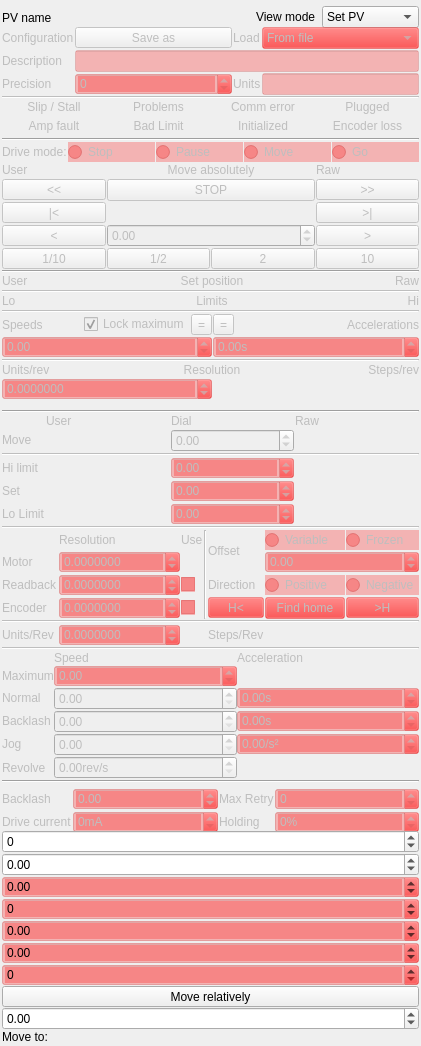
Above: qcamotorgui/qcamotorgui-setup.ui from AustralianSynchrotron/motorcontrol before the change. Below: the same form after it.
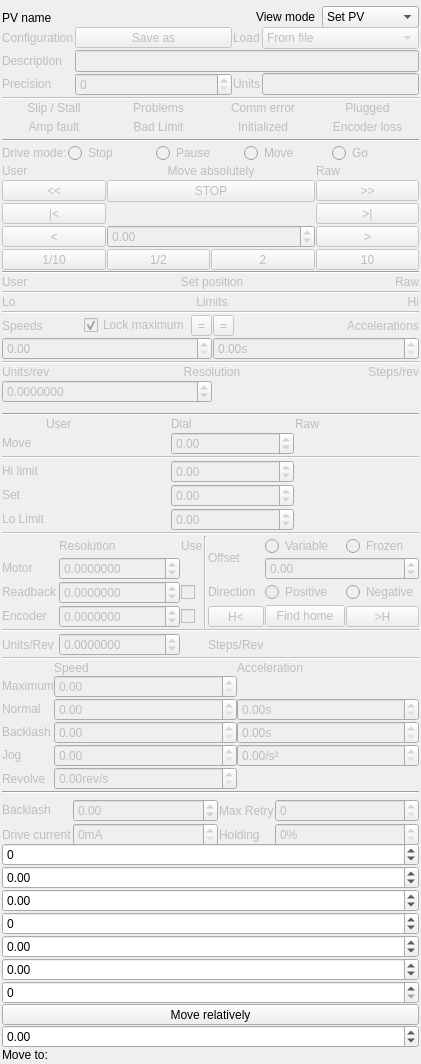
That is the form after the change. Custom widgets are drawn as their Qt base class.

```diff
--- a/qcamotorgui/qcamotorgui-setup.ui
+++ b/qcamotorgui/qcamotorgui-setup.ui
@@ -391,9 +391,6 @@
         <property name="toolTip">
          <string>Precsision</string>
         </property>
-        <property name="styleSheet">
-         <string notr="true">background-color: rgba(255, 0, 0,64);</string>
-        </property>
         <property name="keyboardTracking">
          <bool>false</bool>
         </property>
@@ -426,9 +423,6 @@
         <property name="toolTip">
          <string>Description / name to be used in the main interface window</string>
         </property>
-        <property name="styleSheet">
-         <string notr="true">background-color: rgba(255, 0, 0,64);</string>
-        </property>
         <property name="text">
          <string/>
         </property>
@@ -436,9 +430,6 @@
       </item>
       <item row="0" column="3">
        <widget class="QComboBox" name="loadConfig">
-        <property name="styleSheet">
-         <string notr="true">background-color: rgba(255, 0, 0,64);</string>
-        </property>
         <item>
          <property name="text">
           <string>From file</string>
@@ -464,9 +455,6 @@
         <property name="toolTip">
          <string>Units</string>
         </property>
-        <property name="styleSheet">
-         <string notr="true">background-color: rgba(255, 0, 0,64);</string>
-        </property>
        </widget>
       </item>
       <item row="3" column="0" colspan="4">
@@ -549,9 +537,6 @@
         <property name="toolTip">
          <string>Stop the motor and forget the destination. The motor will not move while in this mode.</string>
         </property>
-        <property name="styleSheet">
-         <string notr="true">background-color: rgba(255, 0, 0,64);</string>
-        </property>
         <property name="text">
          <string>Stop</string>
         </property>
@@ -571,9 +556,6 @@
         <property name="toolTip">
          <string>Stops the motion, but does not reset the destination: you can continue going switching to &quot;Move&quot; or &quot;Go&quot; modes. The motor will not move while in this mode.</string>
         </property>
-        <property name="styleSheet">
-         <string notr="true">background-color: rgba(255, 0, 0,64);</string>
-        </property>
         <property name="text">
          <string>Pause</string>
         </property>
@@ -593,9 +575,6 @@
         <property name="toolTip">
          <string>The motor will reset to &quot;Pause&quot; when a motion completes. This behavior supports users who want a motor to sit still until they say &quot;Move&quot;, no matter what changes occur in the drive fields.</string>
         </property>
-        <property name="styleSheet">
-         <string notr="true">background-color: rgba(255, 0, 0,64);</string>
-        </property>
         <property name="text">
          <string>Move</string>
         </property>
@@ -615,9 +594,6 @@
         <property name="toolTip">
          <string>Normal motion mode.</string>
         </property>
-        <property name="styleSheet">
-         <string notr="true">background-color: rgba(255, 0, 0,64);</string>
-        </property>
         <property name="text">
          <string>Go</string>
         </property>
@@ -1261,9 +1237,6 @@
         <property name="toolTip">
          <string>Normal acceleration (seconds to speed)</string>
         </property>
-        <property name="styleSheet">
-         <string notr="true">background-color: rgba(255, 0, 0,64);</string>
-        </property>
         <property name="keyboardTracking">
          <bool>false</bool>
         </property>
@@ -1286,9 +1259,6 @@
         <property name="toolTip">
          <string>Normal speed</string>
         </property>
-        <property name="styleSheet">
-         <string notr="true">background-color: rgba(255, 0, 0,64);</string>
-        </property>
         <property name="keyboardTracking">
          <bool>false</bool>
         </property>
@@ -1336,9 +1306,6 @@
         <property name="toolTip">
          <string>Units per revolution</string>
         </property>
-        <property name="styleSheet">
-         <string notr="true">background-color: rgba(255, 0, 0,64);</string>
-        </property>
         <property name="decimals">
          <number>7</number>
         </property>
@@ -1701,9 +1668,6 @@
            <property name="toolTip">
             <string>Hi limit in dial coordinates</string>
            </property>
-           <property name="styleSheet">
-            <string notr="true">background-color: rgba(255, 0, 0,64);</string>
-           </property>
            <property name="keyboardTracking">
             <bool>false</bool>
            </property>
@@ -1726,9 +1690,6 @@
            <property name="toolTip">
             <string>Set position in dial coordinates (does not move the motor)</string>
            </property>
-           <property name="styleSheet">
-            <string notr="true">background-color: rgba(255, 0, 0,64);</string>
-           </property>
            <property name="keyboardTracking">
             <bool>false</bool>
            </property>
@@ -1751,9 +1712,6 @@
            <property name="toolTip">
             <string>Lo limit in dial coordinates</string>
            </property>
-           <property name="styleSheet">
-            <string notr="true">background-color: rgba(255, 0, 0,64);</string>
-           </property>
            <property name="keyboardTracking">
             <bool>false</bool>
            </property>
@@ -2009,9 +1967,6 @@
            <property name="toolTip">
             <string>Offset (difference between dial and user coordinates)</string>
            </property>
-           <property name="styleSheet">
-            <string notr="true">background-color: rgba(255, 0, 0,64);</string>
-           </property>
            <property name="keyboardTracking">
             <bool>false</bool>
            </property>
@@ -2047,9 +2002,6 @@
            <property name="toolTip">
             <string>Frozen offset</string>
            </property>
-           <property name="styleSheet">
-            <string notr="true">background-color: rgba(255, 0, 0,64);</string>
-           </property>
            <property name="text">
             <string>Frozen</string>
            </property>
@@ -2095,9 +2047,6 @@
            <property name="toolTip">
             <string>Set motor resolution (travel distance per raw step)</string>
            </property>
-           <property name="styleSheet">
-            <string notr="true">background-color: rgba(255, 0, 0,64);</string>
-           </property>
            <property name="keyboardTracking">
             <bool>false</bool>
            </property>
@@ -2143,9 +2092,6 @@
            <property name="toolTip">
             <string>Set encoder resolution</string>
            </property>
-           <property name="styleSheet">
-            <string notr="true">background-color: rgba(255, 0, 0,64);</string>
-           </property>
            <property name="keyboardTracking">
             <bool>false</bool>
            </property>
@@ -2184,9 +2130,6 @@
            <property name="toolTip">
             <string>Use encoder if present</string>
            </property>
-           <property name="styleSheet">
-            <string notr="true">background-color: rgba(255, 0, 0,64);</string>
-           </property>
            <property name="text">
             <string/>
            </property>
@@ -2210,9 +2153,6 @@
            <property name="toolTip">
             <string>Negative user direction</string>
            </property>
-           <property name="styleSheet">
-            <string notr="true">background-color: rgba(255, 0, 0,64);</string>
-           </property>
            <property name="text">
             <string>Negative</string>
            </property>
@@ -2232,9 +2172,6 @@
            <property name="toolTip">
             <string>Positive user direction</string>
            </property>
-           <property name="styleSheet">
-            <string notr="true">background-color: rgba(255, 0, 0,64);</string>
-           </property>
            <property name="text">
             <string>Positive</string>
            </property>
@@ -2261,9 +2198,6 @@
            <property name="toolTip">
             <string>Variable offset</string>
            </property>
-           <property name="styleSheet">
-            <string notr="true">background-color: rgba(255, 0, 0,64);</string>
-           </property>
            <property name="text">
             <string>Variable</string>
            </property>
@@ -2283,9 +2217,6 @@
            <property name="toolTip">
             <string>Set readback resolution</string>
            </property>
-           <property name="styleSheet">
-            <string notr="true">background-color: rgba(255, 0, 0,64);</string>
-           </property>
            <property name="keyboardTracking">
             <bool>false</bool>
            </property>
@@ -2337,9 +2268,6 @@
            <property name="toolTip">
             <string>Use &quot;readback location&quot; link if present</string>
            </property>
-           <property name="styleSheet">
-            <string notr="true">background-color: rgba(255, 0, 0,64);</string>
-           </property>
            <property name="text">
             <string/>
            </property>
@@ -2350,9 +2278,6 @@
            <property name="toolTip">
             <string>Units per revolution</string>
            </property>
-           <property name="styleSheet">
-            <string notr="true">background-color: rgba(255, 0, 0,64);</string>
-           </property>
            <property name="decimals">
             <number>7</number>
            </property>
@@ -2375,9 +2300,6 @@
            <property name="toolTip">
             <string>go home in positive direction</string>
            </property>
-           <property name="styleSheet">
-            <string notr="true">background-color: rgba(255, 0, 0,64);</string>
-           </property>
            <property name="text">
             <string>&gt;H</string>
            </property>
@@ -2397,9 +2319,6 @@
            <property name="toolTip">
             <string>Go home in negative direction</string>
            </property>
-           <property name="styleSheet">
-            <string notr="true">background-color: rgba(255, 0, 0,64);</string>
-           </property>
            <property name="text">
             <string>H&lt;</string>
            </property>
@@ -2410,9 +2329,6 @@
            <property name="enabled">
             <bool>false</bool>
            </property>
-           <property name="styleSheet">
-            <string notr="true">background-color: rgba(255, 0, 0,64);</string>
-           </property>
            <property name="text">
             <string>Find home</string>
            </property>
@@ -2520,9 +2436,6 @@
            <property name="toolTip">
             <string>Backlash acceleration (seconds to speed)</string>
            </property>
-           <property name="styleSheet">
-            <string notr="true">background-color: rgba(255, 0, 0,64);</string>
-           </property>
            <property name="keyboardTracking">
             <bool>false</bool>
            </property>
@@ -2597,9 +2510,6 @@
            <property name="toolTip">
             <string>Jog acceleration (seconds to speed)</string>
            </property>
-           <property name="styleSheet">
-            <string notr="true">background-color: rgba(255, 0, 0,64);</string>
-           </property>
            <property name="keyboardTracking">
             <bool>false</bool>
            </property>
@@ -2641,9 +2551,6 @@
            <property name="toolTip">
             <string>Maximum speed (no speed can be larger than this)</string>
            </property>
-           <property name="styleSheet">
-            <string notr="true">background-color: rgba(255, 0, 0,64);</string>
-           </property>
            <property name="keyboardTracking">
             <bool>false</bool>
            </property>
@@ -2669,9 +2576,6 @@
            <property name="toolTip">
             <string>Normal acceleration (seconds to speed)</string>
            </property>
-           <property name="styleSheet">
-            <string notr="true">background-color: rgba(255, 0, 0,64);</string>
-           </property>
            <property name="keyboardTracking">
             <bool>false</bool>
            </property>
@@ -2779,9 +2683,6 @@
       </property>
       <item row="1" column="1">
        <widget class="QMDoubleSpinBox" name="driveCurrent">
-        <property name="styleSheet">
-         <string notr="true">background-color: rgba(255, 0, 0,64);</string>
-        </property>
         <property name="suffix">
          <string>mA</string>
         </property>
@@ -2795,9 +2696,6 @@
       </item>
       <item row="1" column="3">
        <widget class="QMDoubleSpinBox" name="holdPerCent">
-        <property name="styleSheet">
-         <string notr="true">background-color: rgba(255, 0, 0,64);</string>
-        </property>
         <property name="suffix">
          <string>%</string>
         </property>
@@ -2824,9 +2722,6 @@
         <property name="toolTip">
          <string>Backlash distance</string>
         </property>
-        <property name="styleSheet">
-         <string notr="true">background-color: rgba(255, 0, 0,64);</string>
-        </property>
         <property name="keyboardTracking">
          <bool>false</bool>
         </property>
@@ -2865,11 +2760,7 @@
        </widget>
       </item>
       <item row="0" column="3">
-       <widget class="QMSpinBox" name="maxRetry">
-        <property name="styleSheet">
-         <string notr="true">background-color: rgba(255, 0, 0,64);</string>
-        </property>
-       </widget>
+       <widget class="QMSpinBox" name="maxRetry"/>
       </item>
       <item row="1" column="0">
        <widget class="QLabel" name="label_19">
@@ -2972,9 +2863,6 @@
         <property name="toolTip">
          <string>Set position in user coordinates (does not move the motor)</string>
         </property>
-        <property name="styleSheet">
-         <string notr="true">background-color: rgba(255, 0, 0,64);</string>
-        </property>
         <property name="keyboardTracking">
          <bool>false</bool>
         </property>
@@ -2997,9 +2885,6 @@
         <property name="toolTip">
          <string>Set raw position (does not move the motor)</string>
         </property>
-        <property name="styleSheet">
-         <string notr="true">background-color: rgba(255, 0, 0,64);</string>
-        </property>
         <property name="keyboardTracking">
          <bool>false</bool>
         </property>
@@ -3025,9 +2910,6 @@
         <property name="toolTip">
          <string>Hi limit in user coordinates</string>
         </property>
-        <property name="styleSheet">
-         <string notr="true">background-color: rgba(255, 0, 0,64);</string>
-        </property>
         <property name="keyboardTracking">
          <bool>false</bool>
         </property>
@@ -3050,9 +2932,6 @@
         <property name="toolTip">
          <string>Lo limit in user coordinates</string>
         </property>
-        <property name="styleSheet">
-         <string notr="true">background-color: rgba(255, 0, 0,64);</string>
-        </property>
         <property name="keyboardTracking">
          <bool>false</bool>
         </property>
@@ -3069,9 +2948,6 @@
         <property name="toolTip">
          <string>Steps per revolution</string>
         </property>
-        <property name="styleSheet">
-         <string notr="true">background-color: rgba(255, 0, 0,64);</string>
-        </property>
         <property name="maximum">
          <number>2147483647</number>
         </property>
```
